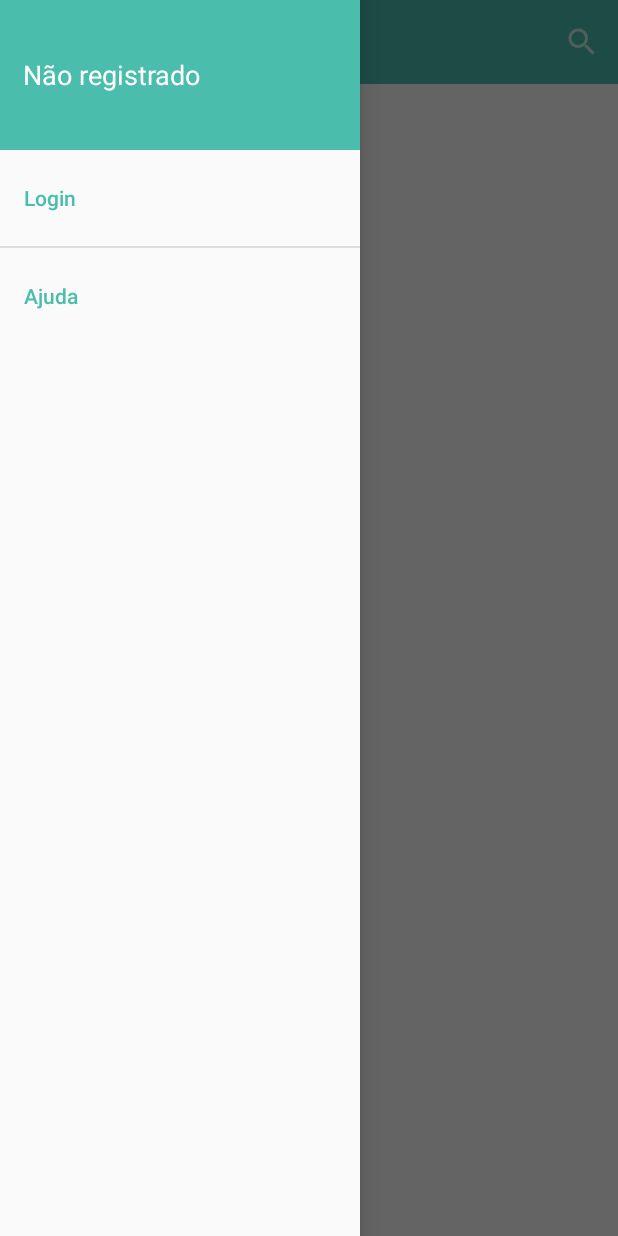
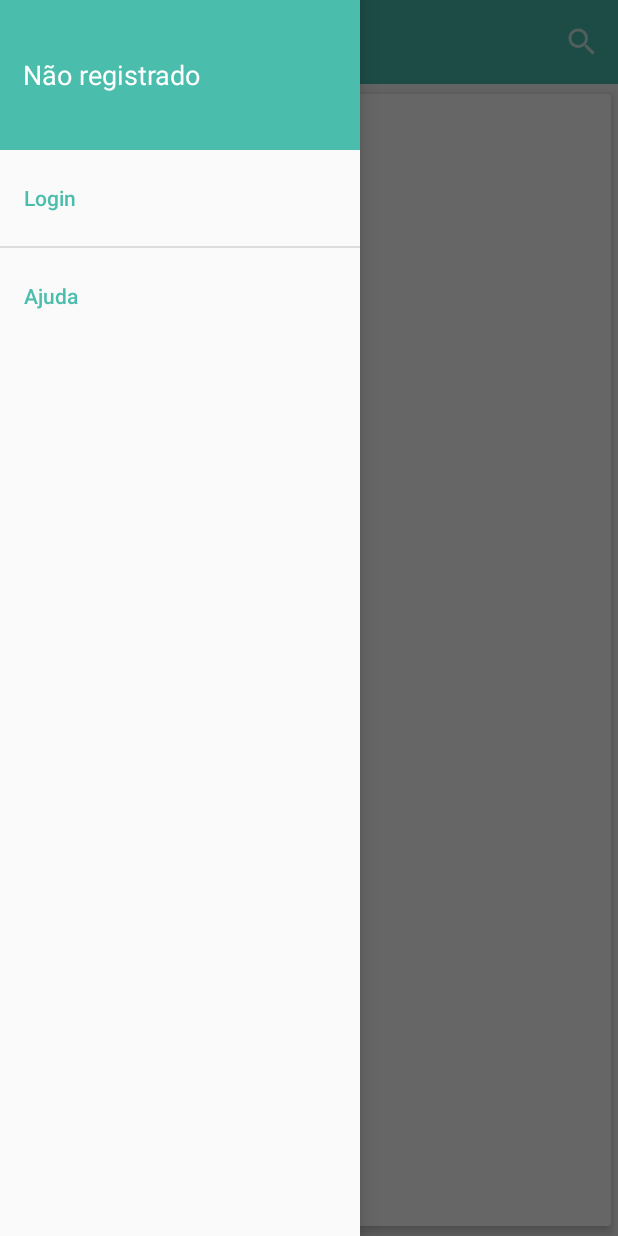
Before and after one commit to ibruno-om/OndeTem, an Android app: the screen it shows after launch (HomeActivity), with the side drawer open, on a phone screen of 412 x 824 dp. Run offline under Robolectric (Android 15) with nearby library versions, the phone set to English and light mode, and no system bars; our stand-ins replace Firebase (no records; nobody signed in at launch, a user with empty details on screens opened directly).

```diff
--- a/app/src/main/res/layout/activity_home.xml
+++ b/app/src/main/res/layout/activity_home.xml
@@ -22,11 +22,20 @@
                 android:layout_width="match_parent"
                 android:layout_height="wrap_content" />
 
+            <android.support.v7.widget.CardView xmlns:android="http://schemas.android.com/apk/res/android"
+                xmlns:app="http://schemas.android.com/apk/res-auto"
+                android:layout_width="match_parent"
+                android:layout_height="match_parent"
+                android:padding="18dp"
+                app:cardElevation="4dp"
+                app:cardUseCompatPadding="true">
 
-            <FrameLayout
-                android:id="@+id/questionListFrame"
-                android:layout_width="match_parent"
-                android:layout_height="match_parent" />
+                <FrameLayout
+                    android:id="@+id/questionListFrame"
+                    android:layout_width="match_parent"
+                    android:layout_height="match_parent" />
+
+            </android.support.v7.widget.CardView>
 
 
         </LinearLayout>
--- a/app/src/main/res/values/strings.xml
+++ b/app/src/main/res/values/strings.xml
@@ -12,6 +12,8 @@
     <string name="uid_user_session">UID_USER_SESSION</string>
     <string name="anonymous_user">anonymous</string>
     <string name="empty_question_list">Nenhum resultado encontrado</string>
+    <string name="empty_location_list">Nenhuma localização cadastrada</string>
+    <string name="first">Seja o primeiro a responder</string>
 
 
     <!-- Strings related to login -->
@@ -27,4 +29,5 @@
         completions."
     </string>
     <string name="title_activity_maps">Map</string>
+    <string name="myQuestionTitle">Minhas Perguntas</string>
 </resources>
```
Also changed, not shown: app/src/main/java/br/ufg/inf/dsdm/ondetem/QuestionActivity.java (+2 -7 lines), app/src/main/res/layout/activity_my_question.xml (+17 -3 lines), app/src/main/res/layout/activity_question.xml (+17 -5 lines), app/src/main/res/values/styles.xml (+7 -2 lines).
